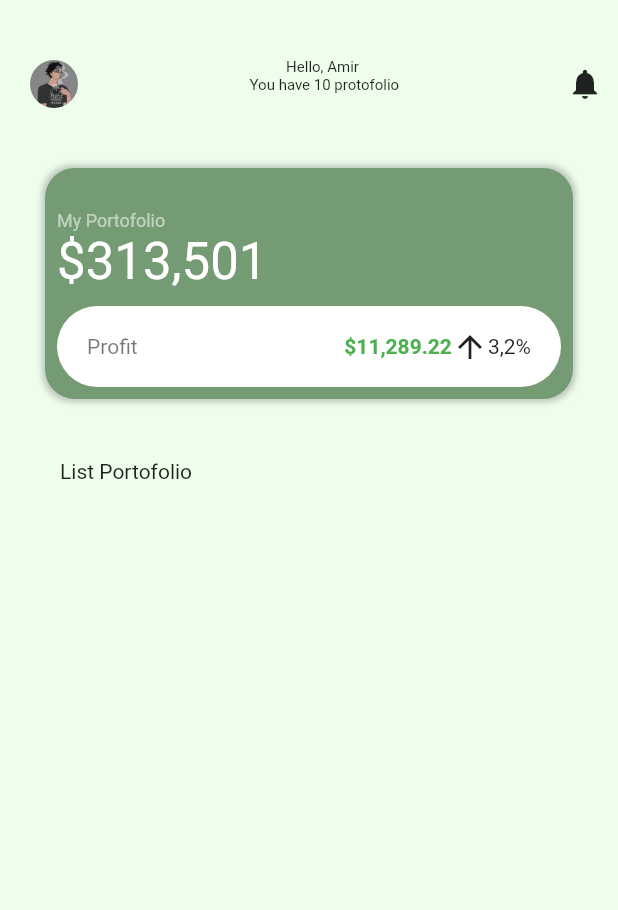
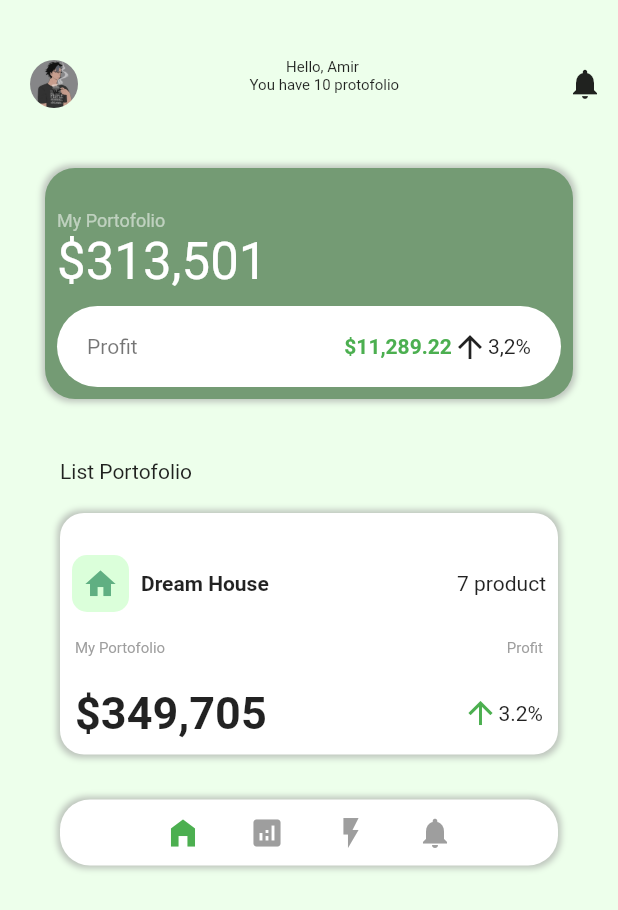
Before and after one commit to Crisiroid/walletUI_Flutter, a Flutter app: the pt screen opened directly, on a phone screen of 412 x 824 dp. Shown: the top 910 px of the screen. Run offline on Flutter 3.47's test engine with Material 2 defaults, Android fonts, the phone set to English and light mode, and no system bars.

Commit message:
Add files via upload

```diff
--- a/lib/portofolio.dart
+++ b/lib/portofolio.dart
@@ -1,6 +1,7 @@
 // ignore_for_file: prefer_const_constructors, prefer_const_literals_to_create_immutables, camel_case_types, use_key_in_widget_constructors, annotate_overrides, avoid_unnecessary_containers
 
 import 'package:flutter/material.dart';
+import 'package:wallet_ui/widgets/appbar.dart';
 import 'package:wallet_ui/widgets/list_porto.dart';
 import 'package:wallet_ui/widgets/main_p.dart';
 import 'package:wallet_ui/widgets/topname.dart';
@@ -27,8 +28,16 @@ class pt extends StatelessWidget {
               ),
               child: list_portofolio(),
             ),
+            Container(
+              margin: EdgeInsets.only(top: 30),
+              child: Padding(
+                padding: const EdgeInsets.only(left: 40, right: 40),
+                child: app_bar(),
+              ),
+            )
           ],
         ),
-    ));
+      ),
+    );
   }
 }
--- /dev/null
+++ b/lib/widgets/appbar.dart
@@ -0,0 +1,58 @@
+// ignore_for_file: unused_import, use_key_in_widget_constructors, camel_case_types, annotate_overrides, prefer_const_constructors, avoid_unnecessary_containers, prefer_const_literals_to_create_immutables
+
+import 'package:flutter/material.dart';
+
+class app_bar extends StatelessWidget {
+  Widget build(BuildContext context) {
+    return Container(
+      decoration: BoxDecoration(
+          color: Colors.white,
+          boxShadow: [
+            BoxShadow(
+              color: Colors.grey.withOpacity((0.6)),
+              spreadRadius: 2,
+              blurRadius: 3,
+              offset: Offset(0, 0),
+            )
+          ],
+          borderRadius: BorderRadius.all(Radius.circular(20))),
+      child: Row(
+        mainAxisAlignment: MainAxisAlignment.spaceBetween,
+        children: [
+          Padding(
+            padding: const EdgeInsets.only(left: 70),
+            child: Icon(
+              Icons.home_filled,
+              color: Colors.green,
+              size: 24,
+            ),
+          ),
+          Padding(
+            padding: const EdgeInsets.only(left: 0),
+            child: Icon(
+              Icons.analytics,
+              color: Colors.grey,
+              size: 24,
+            ),
+          ),
+          Padding(
+            padding: const EdgeInsets.only(top: 10, bottom: 10),
+            child: Icon(
+              Icons.flash_on,
+              color: Colors.grey,
+              size: 24,
+            ),
+          ),
+          Padding(
+            padding: const EdgeInsets.only(right: 70),
+            child: Icon(
+              Icons.notifications,
+              color: Colors.grey,
+              size: 24,
+            ),
+          )
+        ],
+      ),
+    );
+  }
+}
--- a/lib/widgets/list_porto.dart
+++ b/lib/widgets/list_porto.dart
@@ -6,8 +6,110 @@ class list_portofolio extends StatelessWidget {
   Widget build(BuildContext context) {
     return Container(
       child: Column(
+        crossAxisAlignment: CrossAxisAlignment.start,
         children: [
           Text('List Portofolio'),
+          Container(
+            margin: EdgeInsets.only(top: 20),
+            padding: EdgeInsets.only(top: 20),
+            decoration: BoxDecoration(
+              color: Colors.white,
+              borderRadius: BorderRadius.all(Radius.circular(16)),
+              boxShadow: [
+                BoxShadow(
+                  color: Colors.grey.withOpacity((0.6)),
+                  spreadRadius: 2,
+                  blurRadius: 3,
+                  offset: Offset(0, 0),
+                )
+              ],
+            ),
+            child: Column(
+              children: [
+                Padding(
+                  padding: const EdgeInsets.all(8.0),
+                  child: Row(
+                    mainAxisAlignment: MainAxisAlignment.spaceBetween,
+                    children: [
+                      Container(
+                        child: Row(
+                          children: [
+                            Container(
+                              padding: EdgeInsets.all(7),
+                              child: Icon(
+                                Icons.home,
+                                color: Color(0xff60AF82),
+                              ),
+                              decoration: BoxDecoration(
+                                  color: Color(0xffDBFFDA),
+                                  borderRadius:
+                                      BorderRadius.all(Radius.circular(10))),
+                            ),
+                            Padding(
+                              padding: const EdgeInsets.only(left: 8.0),
+                              child: Text(
+                                'Dream House',
+                                style: TextStyle(
+                                  fontWeight: FontWeight.bold,
+                                ),
+                              ),
+                            )
+                          ],
+                        ),
+                      ),
+                      Text('7 product')
+                    ],
+                  ),
+                ),
+                Padding(
+                  padding: const EdgeInsets.all(10.0),
+                  child: Row(
+                    mainAxisAlignment: MainAxisAlignment.spaceBetween,
+                    children: [
+                      Text(
+                        'My Portofolio',
+                        style: TextStyle(
+                          color: Colors.grey,
+                          fontSize: 10,
+                        ),
+                      ),
+                      Text(
+                        'Profit',
+                        style: TextStyle(
+                          color: Colors.grey,
+                          fontSize: 10,
+                        ),
+                      ),
+                    ],
+                  ),
+                ),
+                Padding(
+                  padding: const EdgeInsets.all(10.0),
+                  child: Row(
+                    mainAxisAlignment: MainAxisAlignment.spaceBetween,
+                    children: [
+                      Text(
+                        '\$349,705',
+                        style: TextStyle(
+                            fontWeight: FontWeight.bold, fontSize: 30),
+                      ),
+                      Container(
+                        child: Row(
+                          children: [
+                            Icon(
+                              Icons.arrow_upward,
+                              color: Colors.green,
+                            ),
+                            Text('3.2%'),
+                          ],
+                        ),
+                      )
+                    ],
+                  ),
+                )
+              ],
+            ),
+          )
         ],
       ),
     );
```
Lines whose indentation alone changed are shown as unchanged.
